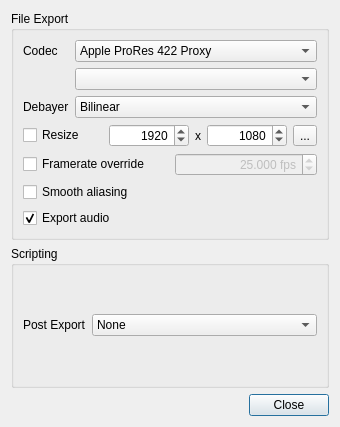
First picture: the form in platform/qt/ExportSettingsDialog.ui, repository ilia3101/MLV-App, before the edit.
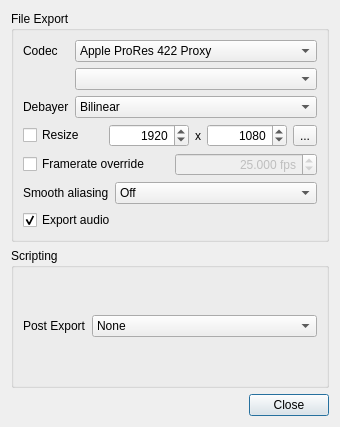
Second picture: the form after the edit. Icons and pictures are not drawn.

```diff
--- a/platform/qt/ExportSettingsDialog.ui
+++ b/platform/qt/ExportSettingsDialog.ui
@@ -276,9 +276,12 @@
       <item>
        <layout class="QHBoxLayout" name="horizontalLayout_5">
         <item>
-         <widget class="QCheckBox" name="checkBoxSmooth">
-          <property name="toolTip">
-           <string>Cleans aliasing artifacts, but is very slow</string>
+         <widget class="QLabel" name="label_Smoothing">
+          <property name="sizePolicy">
+           <sizepolicy hsizetype="Fixed" vsizetype="Preferred">
+            <horstretch>0</horstretch>
+            <verstretch>0</verstretch>
+           </sizepolicy>
           </property>
           <property name="text">
            <string>Smooth aliasing</string>
@@ -286,17 +289,32 @@
          </widget>
         </item>
         <item>
-         <spacer name="horizontalSpacer_3">
-          <property name="orientation">
-           <enum>Qt::Horizontal</enum>
+         <widget class="QComboBox" name="comboBoxSmoothing">
+          <property name="toolTip">
+           <string>Use this option to smooth aliasing / moiree artifacts.
+This option is very slow and runs when export progressbar is at 100%!</string>
           </property>
-          <property name="sizeHint" stdset="0">
-           <size>
-            <width>40</width>
-            <height>20</height>
-           </size>
-          </property>
-         </spacer>
+          <item>
+           <property name="text">
+            <string>Off</string>
+           </property>
+          </item>
+          <item>
+           <property name="text">
+            <string>1 pass</string>
+           </property>
+          </item>
+          <item>
+           <property name="text">
+            <string>3 pass</string>
+           </property>
+          </item>
+          <item>
+           <property name="text">
+            <string>3 pass + unsharp mask</string>
+           </property>
+          </item>
+         </widget>
         </item>
        </layout>
       </item>
```
